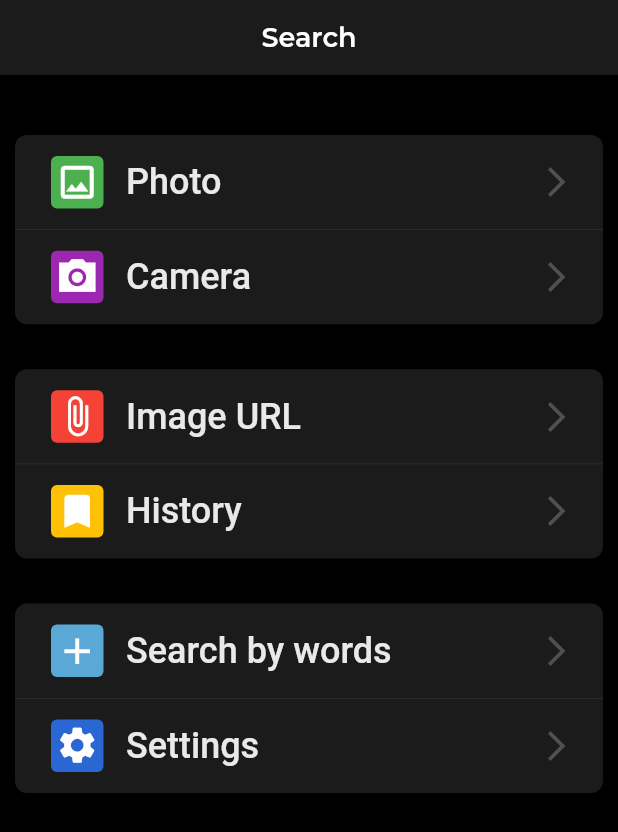
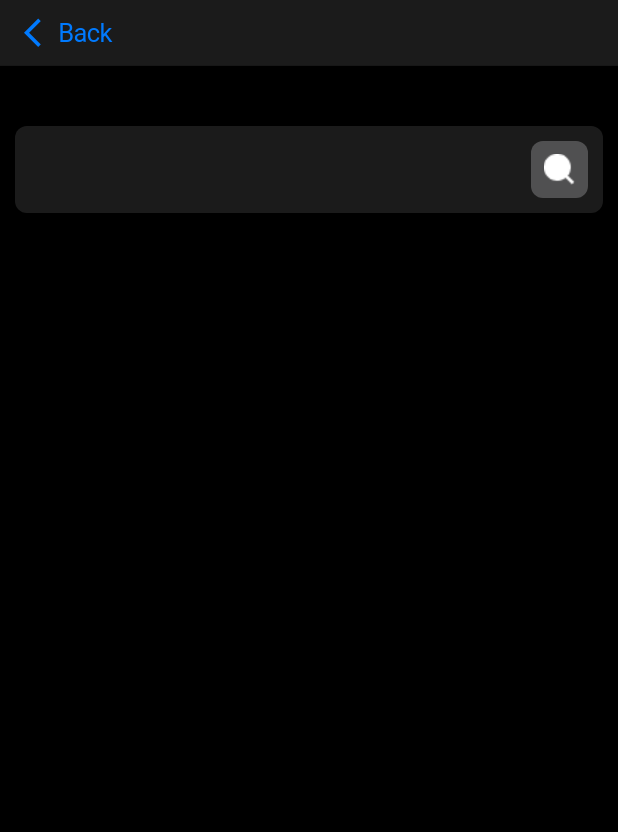
Before and after one commit to GhostuSs/search_image, a Flutter app: the HomePage screen opened directly, after a tap on "Image URL", on a phone screen of 412 x 824 dp. Shown: the top 832 px of the screen. Run offline on Flutter 3.47's test engine with Material 2 defaults, Android fonts, the phone set to English and light mode, and no system bars; our stand-ins replace camera, flutter_rating_bar, shared_preferences; accounts and stored records are empty; Roboto replaces fonts that are missing (JosefinSans-SemiBold).

Commit message:
'implemented rawTextField'

```diff
--- a/lib/project_settings/images/icons.dart
+++ b/lib/project_settings/images/icons.dart
@@ -1,9 +1,12 @@
 abstract class AppIcons{
-
+  //Settings
   static const String support = 'assets/icons/support.png';
   static const String term = 'assets/icons/term.png';
   static const String share = 'assets/icons/share.png';
   static const String privacy = 'assets/icons/privacy.png';
   static const String favorite = 'assets/icons/favorite.png';
 
+  //Search textfield
+  static const String search = 'assets/icons/search.png';
+
 }
--- a/lib/routes.dart
+++ b/lib/routes.dart
@@ -1,6 +1,7 @@
 import 'package:flutter/material.dart';
 import 'package:image_search_app/ui/screens/home.dart';
-import 'package:image_search_app/ui/screens/onboarding.dart';
+import 'package:image_search_app/ui/screens/onboarding/onboarding.dart';
+import 'package:image_search_app/ui/screens/search_url/search_url_screen.dart';
 import 'package:image_search_app/ui/screens/settings/settings_screen.dart';
 
 abstract class MainNavigationRoutes{
@@ -8,9 +9,11 @@ abstract class MainNavigationRoutes{
   static const String home = '/';
   static const String settings = '/settings';
   static const String onboarding = '/onboarding';
+  static const String searchUrl = '/searchurl';
 }
 final routes = {
   MainNavigationRoutes.home: (BuildContext context) => HomePage(),
   MainNavigationRoutes.onboarding: (BuildContext context) => const OnBoardingScreen(),
   MainNavigationRoutes.settings: (BuildContext context) => const SettingsScreen(),
+  MainNavigationRoutes.searchUrl: (BuildContext context) => const SearchUrlScreen(),
 };
--- /dev/null
+++ b/lib/ui/components/uikit/textfield.dart
@@ -0,0 +1,79 @@
+import 'package:flutter/material.dart';
+import 'package:image_search_app/project_settings/colors/color_palette.dart';
+
+import '../../../project_settings/images/icons.dart';
+
+class RawTextField extends StatefulWidget{
+  RawTextField({required this.textFieldController, required this.onChanged, this.hint});
+  TextEditingController textFieldController;
+  final void Function(String) onChanged;
+  final String? hint;
+
+  @override
+  State<StatefulWidget> createState() {
+    return _RawTextFieldState();
+  }
+}
+
+class _RawTextFieldState extends State<RawTextField>{
+  FocusNode _focus = new FocusNode();
+  Color iconColor = ProjectColors.textLightGray;
+  @override
+  void initState() {
+    super.initState();
+    _focus.addListener(_onFocusChange);
+  }
+
+  void _onFocusChange(){
+    setState(() {
+      _focus.hasFocus&&widget.textFieldController.text.isNotEmpty
+      ? iconColor=ProjectColors.blue
+          : iconColor=ProjectColors.textLightGray;
+    });
+  }
+  @override
+  Widget build(BuildContext context) {
+    return Padding(
+      padding: const EdgeInsets.symmetric(horizontal: 10),
+      child: Container(
+        decoration: BoxDecoration(
+            color: ProjectColors.darkGray,
+          borderRadius: BorderRadius.circular(8)
+        ),
+        child: Padding(
+          padding: EdgeInsets.all(5),
+          child: Center(
+            child: TextField(
+              focusNode: _focus,
+              style: const TextStyle(
+                fontFamily: 'JosefinSans-Regular'
+              ),
+              decoration:InputDecoration(
+                border: InputBorder.none,
+                hintText: widget.hint,
+                suffixIcon: Padding(
+                  padding: EdgeInsets.all(5),
+                  child: Container(
+                    width: 32,
+                    height: 32,
+                    decoration: BoxDecoration(
+                        borderRadius: BorderRadius.circular(8),
+                        color: iconColor
+                    ),
+                    child: Image.asset(AppIcons.search,filterQuality: FilterQuality.high,),),
+                )
+              ),
+              cursorHeight: 25,
+              cursorWidth: 0.5,
+              cursorColor: ProjectColors.white,
+              controller: widget.textFieldController,
+              onChanged: widget.onChanged,
+
+            ),
+          ),
+        ),
+      ),
+    );
+  }
+
+}
--- a/lib/ui/screens/home.dart
+++ b/lib/ui/screens/home.dart
@@ -63,7 +63,7 @@ class _HomePageState extends State<HomePage>{
             ),
             textUp: 'Image URL',
             onPressedDown: (){debugPrint('History');},
-            onPressedUp: (){debugPrint('Image URL');},
+            onPressedUp: (){Navigator.pushNamed(context, MainNavigationRoutes.searchUrl);},
           ),
           RawCard(
             textDown: 'Settings',
--- /dev/null
+++ b/lib/ui/screens/search_url/search_url_screen.dart
@@ -0,0 +1,52 @@
+import 'package:flutter/cupertino.dart';
+import 'package:flutter/material.dart';
+import 'package:image_search_app/ui/components/uikit/appbar.dart';
+import 'package:image_search_app/ui/components/uikit/textfield.dart';
+
+import '../../../project_settings/colors/color_palette.dart';
+
+class SearchUrlScreen extends StatefulWidget{
+  const SearchUrlScreen({Key? key}) : super(key: key);
+
+  @override
+  State<StatefulWidget> createState() {
+    return _SearchUrlScreenState();
+  }
+}
+
+class _SearchUrlScreenState extends State<SearchUrlScreen>{
+
+  TextEditingController searchController = TextEditingController();
+
+  @override
+  Widget build(BuildContext context) {
+    return Scaffold(
+      backgroundColor: ProjectColors.black,
+      appBar: CupertinoNavigationBar(
+        backgroundColor: ProjectColors.darkGray,
+        leading: InkWell(
+          onTap: ()=>Navigator.pop(context),
+          child: Row(
+            children:const [
+            Icon(Icons.arrow_back_ios,color: CupertinoColors.systemBlue,size: 23,),
+              Text('Back',style: TextStyle(color: CupertinoColors.systemBlue),)
+            ]
+          ),
+        ),
+      ),
+      body: Column(
+        children: [
+          SizedBox(height: 40),
+
+          RawTextField(
+              textFieldController: searchController,
+              onChanged: (value){
+                value=searchController.text;
+              }
+          )
+        ],
+      ),
+    );
+  }
+
+}
```
Also changed, not shown: assets/icons/search.png (added), lib/ui/screens/onboarding/onboarding.dart (renamed from lib/ui/screens/onboarding.dart).
